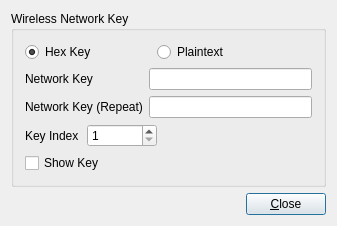
First picture: the form in src/wificonfig/wepconfig.ui, repository q5sys/pc-networkmanager, before the edit.
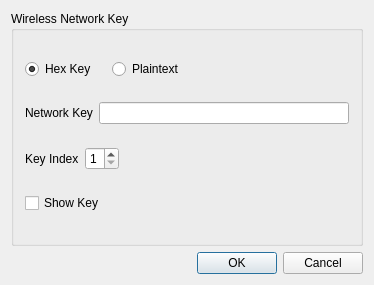
Second picture: the form after the edit. Icons and pictures are not drawn.

Commit message: Remove the second line edit asking for a password

Diff of the .ui file:
```diff
--- a/src/wificonfig/wepconfig.ui
+++ b/src/wificonfig/wepconfig.ui
@@ -1,12 +1,12 @@
 <ui version="4.0" >
  <class>wepConfig</class>
- <widget class="QDialog" name="wepConfig" >
-  <property name="geometry" >
+ <widget class="QDialog" name="wepConfig">
+  <property name="geometry">
    <rect>
     <x>0</x>
     <y>0</y>
-    <width>337</width>
-    <height>224</height>
+    <width>374</width>
+    <height>285</height>
    </rect>
   </property>
   <property name="windowTitle" >
@@ -57,26 +57,9 @@
         </property>
        </widget>
       </item>
-      <item row="2" column="0" colspan="2" >
-       <widget class="QLabel" name="textLabel1_2" >
-        <property name="text" >
-         <string>Network Key (Repeat)</string>
-        </property>
-        <property name="wordWrap" >
-         <bool>false</bool>
-        </property>
-       </widget>
-      </item>
-      <item row="2" column="2" colspan="3" >
-       <widget class="QLineEdit" name="lineKey2" >
-        <property name="echoMode" >
-         <enum>QLineEdit::Password</enum>
-        </property>
-       </widget>
-      </item>
-      <item row="3" column="0" >
-       <widget class="QLabel" name="textLabel1_2_2" >
-        <property name="text" >
+      <item row="2" column="0">
+       <widget class="QLabel" name="textLabel1_2_2">
+        <property name="text">
          <string>Key Index</string>
         </property>
         <property name="wordWrap" >
@@ -84,9 +67,9 @@
         </property>
        </widget>
       </item>
-      <item row="3" column="1" colspan="3" >
-       <widget class="QSpinBox" name="spinIndex" >
-        <property name="minimum" >
+      <item row="2" column="1" colspan="3">
+       <widget class="QSpinBox" name="spinIndex">
+        <property name="minimum">
          <number>1</number>
         </property>
         <property name="maximum" >
@@ -94,9 +77,9 @@
         </property>
        </widget>
       </item>
-      <item row="3" column="4" >
-       <spacer name="spacer11" >
-        <property name="orientation" >
+      <item row="2" column="4">
+       <spacer name="spacer11">
+        <property name="orientation">
          <enum>Qt::Horizontal</enum>
         </property>
         <property name="sizeType" >
@@ -110,9 +93,9 @@
         </property>
        </spacer>
       </item>
-      <item row="4" column="0" colspan="5" >
-       <widget class="QCheckBox" name="checkShowKey" >
-        <property name="text" >
+      <item row="3" column="0" colspan="5">
+       <widget class="QCheckBox" name="checkShowKey">
+        <property name="text">
          <string>Show Key</string>
         </property>
        </widget>
@@ -120,39 +103,16 @@
      </layout>
     </widget>
    </item>
-   <item row="1" column="0" >
-    <layout class="QHBoxLayout" name="horizontalLayout" >
-     <item>
-      <spacer name="spacer12" >
-       <property name="orientation" >
-        <enum>Qt::Horizontal</enum>
-       </property>
-       <property name="sizeType" >
-        <enum>QSizePolicy::Expanding</enum>
-       </property>
-       <property name="sizeHint" stdset="0" >
-        <size>
-         <width>161</width>
-         <height>21</height>
-        </size>
-       </property>
-      </spacer>
-     </item>
-     <item>
-      <widget class="QPushButton" name="pushClose" >
-       <property name="text" >
-        <string>&amp;Close</string>
-       </property>
-       <property name="shortcut" >
-        <string>Alt+C</string>
-       </property>
-      </widget>
-     </item>
-    </layout>
+   <item row="1" column="0">
+    <widget class="QDialogButtonBox" name="buttonBox">
+     <property name="standardButtons">
+      <set>QDialogButtonBox::Cancel|QDialogButtonBox::Ok</set>
+     </property>
+    </widget>
    </item>
   </layout>
  </widget>
- <layoutdefault spacing="6" margin="11" />
+ <layoutdefault spacing="6" margin="11"/>
  <includes>
   <include location="local" >qmessagebox.h</include>
   <include location="local" >QGroupBox</include>
```
Left out of the diff: 96 changed lines with no effect on the pictures. The commit also changes 5 other files.
